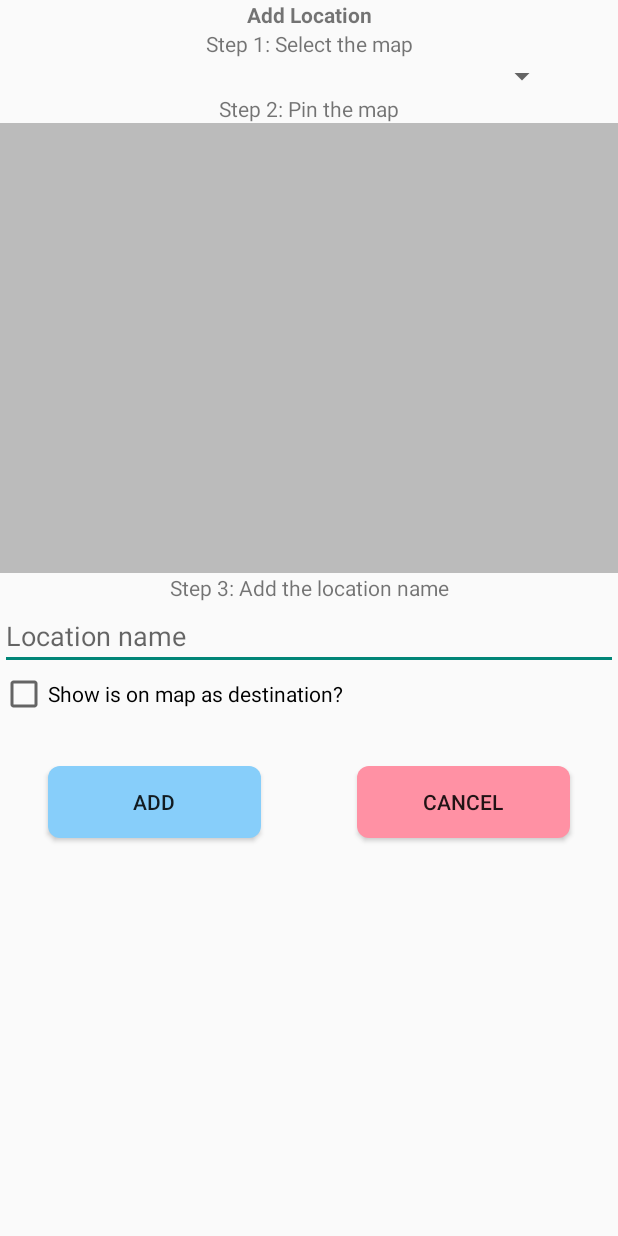
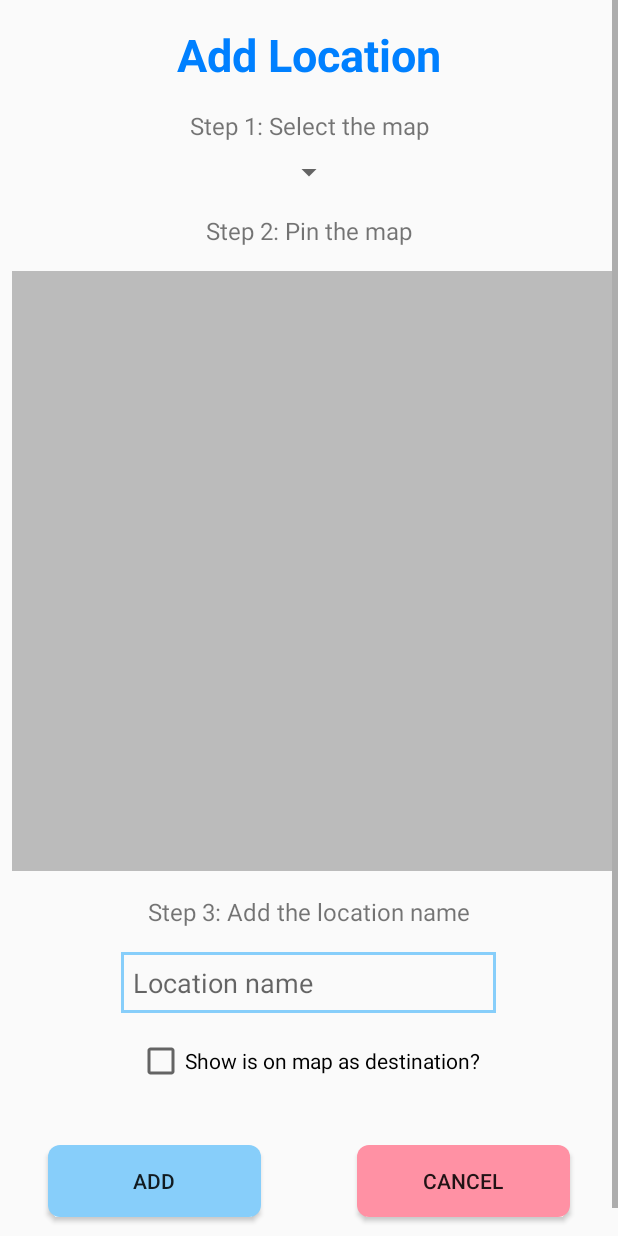
Before and after one commit to jiefong/mobile_assignment, an Android app: the AddLocation screen opened directly, with no data from a screen before it, on a phone screen of 412 x 824 dp. Run offline under Robolectric (Android 15) with nearby library versions, the phone set to English and light mode, and no system bars; our stand-ins replace Firebase (no records; nobody signed in at launch, a user with empty details on screens opened directly); pictures from the network do not load; 14 statements that could not run were skipped.

```diff
--- a/app/src/main/res/layout/activity_add_location.xml
+++ b/app/src/main/res/layout/activity_add_location.xml
@@ -7,11 +7,23 @@
     android:orientation="vertical"
     tools:context=".AddLocation">
 
+    <ScrollView
+        android:layout_width="match_parent"
+        android:layout_height="wrap_content">
+
+        <LinearLayout
+            android:layout_width="match_parent"
+            android:layout_height="match_parent"
+            android:orientation="vertical">
+
     <TextView
         android:id="@+id/textAddLocation"
         android:layout_width="match_parent"
         android:layout_height="wrap_content"
         android:text="Add Location"
+        android:layout_margin="16dp"
+        android:textSize="30sp"
+        android:textColor="@color/colorBlue"
         android:textStyle="bold"
         android:gravity="center"/>
 
@@ -20,14 +32,15 @@
         android:layout_width="match_parent"
         android:layout_height="wrap_content"
         android:text="Step 1: Select the map"
+        android:textSize="16dp"
         android:gravity="center"/>
 
     <Spinner
         android:id="@+id/spinnerMap"
-        android:layout_width="match_parent"
+        android:layout_width="wrap_content"
         android:layout_height="wrap_content"
-        android:layout_marginLeft="40dp"
-        android:layout_marginRight="40dp"
+        android:layout_gravity="center"
+        android:layout_margin="8dp"
         />
 
     <TextView
@@ -35,34 +48,49 @@
         android:layout_width="match_parent"
         android:layout_height="wrap_content"
         android:text="Step 2: Pin the map"
+        android:textSize="16dp"
+        android:layout_margin="8dp"
         android:gravity="center"/>
 
+            <FrameLayout
+                android:layout_width="400dp"
+                android:layout_height="400dp"
+                android:layout_margin="8dp">
     <com.example.testlibrary.PinViewAddLocation
         android:id="@+id/imageMap"
         android:layout_width="match_parent"
-        android:layout_height="300dp"
+        android:layout_height="match_parent"
         android:background="@color/colorBlack"
         />
+            </FrameLayout>
 
     <TextView
         android:id="@+id/textStep3"
         android:layout_width="match_parent"
         android:layout_height="wrap_content"
         android:text="Step 3: Add the location name"
+        android:textSize="16sp"
+        android:layout_margin="8dp"
         android:gravity="center"/>
 
     <EditText
         android:id="@+id/editTextLocationName"
-        android:layout_width="match_parent"
+        android:layout_width="250dp"
         android:layout_height="wrap_content"
+        android:layout_gravity="center"
+        android:background="@drawable/edit_text_background"
+        android:padding="8dp"
+        android:layout_margin="8dp"
         android:ems="10"
         android:inputType="textCapSentences"
         android:hint="Location name"/>
 
     <CheckBox
         android:id="@+id/checkboxIsDestination"
-        android:layout_width="match_parent"
+        android:layout_width="wrap_content"
         android:layout_height="wrap_content"
+        android:layout_gravity="center"
+        android:layout_margin="8dp"
         android:text="Show is on map as destination?" />
 
     <LinearLayout
@@ -98,5 +126,8 @@
             android:onClick="backToAdminMenu"/>
     </LinearLayout>
 
+        </LinearLayout>
+    </ScrollView>
+
 
 </LinearLayout>
--- a/app/src/main/res/layout/activity_delete_location.xml
+++ b/app/src/main/res/layout/activity_delete_location.xml
@@ -61,8 +61,8 @@
 
             <FrameLayout
                 android:id="@+id/frameLayout"
-                android:layout_width="wrap_content"
-                android:layout_height="wrap_content"
+                android:layout_width="400dp"
+                android:layout_height="400dp"
                 android:layout_gravity="center"
 
                 app:layout_constraintBottom_toBottomOf="parent"
@@ -110,9 +110,7 @@
                 android:layout_gravity="center"
                 android:layout_marginStart="64dp"
                 android:layout_marginTop="24dp"
-
                 android:layout_marginEnd="64dp"
-                android:background="@drawable/edit_text_background"
                 app:layout_constraintEnd_toEndOf="parent"
                 app:layout_constraintHorizontal_bias="0.0"
                 app:layout_constraintStart_toStartOf="parent"
```
Also changed, not shown: app/src/main/java/com/example/testlibrary/AddLocationStep2.java (+4 -3 lines), app/src/main/java/com/example/testlibrary/DeleteLocation.java (+27 -7 lines), app/src/main/java/com/example/testlibrary/GenerateQRCode.java (+6 -2 lines), app/src/main/res/layout/activity_add_location_step2.xml (+22 -3 lines), app/src/main/res/layout/activity_delete_map.xml (+4 -3 lines), app/src/main/res/layout/activity_generate_qr_code.xml (+5 -6 lines).
